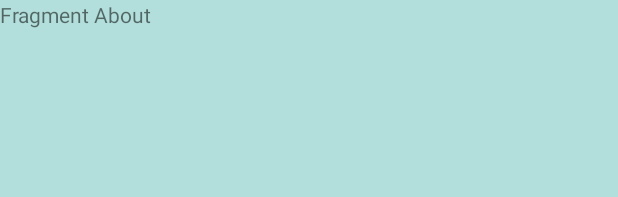
After one commit to RomanTuras/TestIntuition, an Android app: the layout fragment_about.xml on its own in the app's theme, with its tools: preview values and no code run, on a phone screen of 412 x 824 dp. The commit adds this screen. Shown: the top 197 px of the screen. Run offline under Robolectric (Android 15) with nearby library versions, the phone set to English and light mode, and no system bars.

Commit message:
Add FragAbout.java and fragment_holder.xm, fragment_about.xml

```diff
--- a/app/src/main/res/layout/activity_main.xml
+++ b/app/src/main/res/layout/activity_main.xml
@@ -22,7 +22,10 @@
     </android.support.design.widget.AppBarLayout>
 
 
+
     <include layout="@layout/content_main" />
+
+    <include layout="@layout/fragment_holder" />
 
 
 </android.support.design.widget.CoordinatorLayout>
--- /dev/null
+++ b/app/src/main/res/layout/fragment_about.xml
@@ -0,0 +1,20 @@
+<?xml version="1.0" encoding="utf-8"?>
+<LinearLayout xmlns:android="http://schemas.android.com/apk/res/android"
+    android:layout_width="match_parent"
+    android:layout_height="match_parent"
+    android:background="@color/colorPrimaryBackground"
+    android:orientation="vertical">
+
+
+    <LinearLayout
+        android:orientation="vertical"
+        android:layout_width="match_parent"
+        android:layout_height="match_parent">
+
+        <TextView
+            android:layout_width="match_parent"
+            android:layout_height="match_parent"
+            android:text="Fragment About" />
+    </LinearLayout>
+
+</LinearLayout>
```
Also changed, not shown: app/src/main/java/ua/com/spasetv/testintuitions/FragAbout.java (added, +33 -0 lines), app/src/main/java/ua/com/spasetv/testintuitions/MainActivity.java (+25 -3 lines), app/src/main/res/layout/content_main.xml (+2 -10 lines), app/src/main/res/layout/fragment_holder.xml (added, +15 -0 lines).
